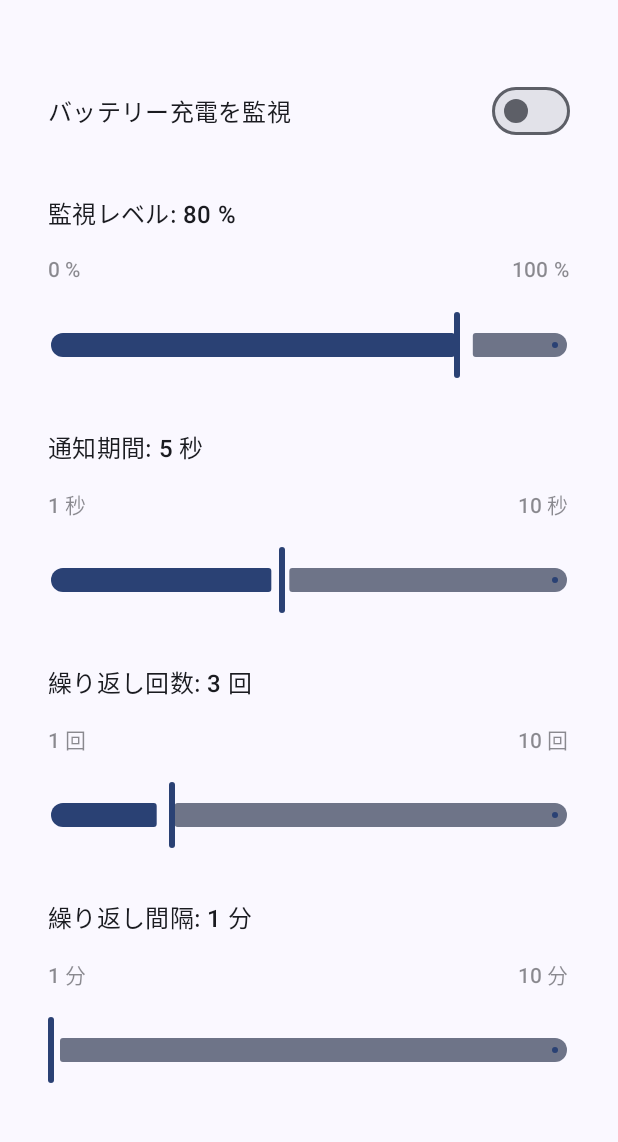
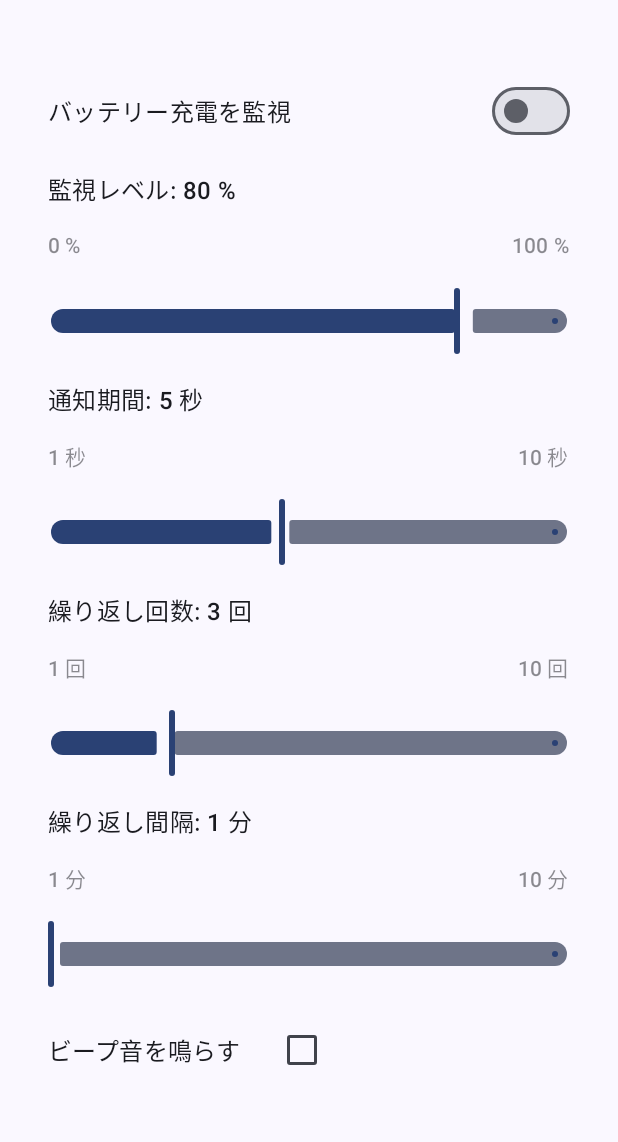
Before and after one commit to kino2718/BatteryChargeChecker, an Android app built with Jetpack Compose: the screen it shows after launch (MainActivity), on a phone screen of 412 x 824 dp, the part 69-1211 px from its top. Run offline under Robolectric (Android 15) with nearby library versions, the phone set to English and light mode, and no system bars.

Commit message:
ビープ音を鳴らせるよう修正。

```diff
--- a/app/src/main/java/com/example/batterychargechecker/AppSettings.kt
+++ b/app/src/main/java/com/example/batterychargechecker/AppSettings.kt
@@ -17,6 +17,8 @@ data class AppSettingsData(
     val notificationDuration: Int,
     val repeatCount: Int,
     val repeatInterval: Int,
+    val beepOn: Boolean,
+    val beepStreamType: Int,
 )
 
 class AppSettings private constructor(context: Context) {
@@ -40,6 +42,14 @@ class AppSettings private constructor(context: Context) {
 
     val repeatInterval = appContext.dataStore.data.map {
         it[PreferencesKeys.REPEAT_INTERVAL] ?: 1
+    }
+
+    val beepOn = appContext.dataStore.data.map {
+        it[PreferencesKeys.BEEP_ON] ?: false
+    }
+
+    val beepStreamType = appContext.dataStore.data.map {
+        it[PreferencesKeys.BEEP_STREAM_TYPE] ?: 0
     }
 
     suspend fun updateMonitorOn(on: Boolean) {
@@ -72,12 +82,26 @@ class AppSettings private constructor(context: Context) {
         }
     }
 
+    suspend fun updateBeepOn(on: Boolean) {
+        appContext.dataStore.edit {
+            it[PreferencesKeys.BEEP_ON] = on
+        }
+    }
+
+    suspend fun updateBeepStreamType(type: Int) {
+        appContext.dataStore.edit {
+            it[PreferencesKeys.BEEP_STREAM_TYPE] = type
+        }
+    }
+
     private object PreferencesKeys {
         val MONITOR_ON = booleanPreferencesKey("monitor_on")
         val TARGET_LEVEL = intPreferencesKey("target_level")
         val NOTIFICATION_DURATION = intPreferencesKey("notification_duration")
         val REPEAT_COUNT = intPreferencesKey("repeat_count")
         val REPEAT_INTERVAL = intPreferencesKey("repeat_interval")
+        val BEEP_ON = booleanPreferencesKey("beep_on")
+        val BEEP_STREAM_TYPE = intPreferencesKey("beep_stream_type")
     }
 
 
@@ -93,8 +117,14 @@ class AppSettings private constructor(context: Context) {
             targetLevel = targetLevel,
             notificationDuration = notificationDuration,
             repeatCount = repeatCount,
-            repeatInterval = repeatInterval
+            repeatInterval = repeatInterval,
+            beepOn = false,
+            beepStreamType = 0,
         )
+    }.combine(beepOn) { appSettingsData, beepOn ->
+        appSettingsData.copy(beepOn = beepOn)
+    }.combine(beepStreamType) { appSettingsData, beepStreamType ->
+        appSettingsData.copy(beepStreamType = beepStreamType)
     }
 
     companion object {
--- a/app/src/main/java/com/example/batterychargechecker/MainScreen.kt
+++ b/app/src/main/java/com/example/batterychargechecker/MainScreen.kt
@@ -7,9 +7,14 @@ import androidx.compose.foundation.layout.fillMaxSize
 import androidx.compose.foundation.layout.fillMaxWidth
 import androidx.compose.foundation.layout.padding
 import androidx.compose.foundation.rememberScrollState
+import androidx.compose.foundation.selection.selectable
+import androidx.compose.foundation.selection.selectableGroup
 import androidx.compose.foundation.verticalScroll
+import androidx.compose.material3.Checkbox
 import androidx.compose.material3.ExperimentalMaterial3Api
 import androidx.compose.material3.MaterialTheme
+import androidx.compose.material3.RadioButton
+import androidx.compose.material3.RadioButtonDefaults
 import androidx.compose.material3.Scaffold
 import androidx.compose.material3.Slider
 import androidx.compose.material3.SliderDefaults
@@ -24,6 +29,7 @@ import androidx.compose.ui.Modifier
 import androidx.compose.ui.draw.alpha
 import androidx.compose.ui.res.dimensionResource
 import androidx.compose.ui.res.stringResource
+import androidx.compose.ui.semantics.Role
 import androidx.lifecycle.compose.collectAsStateWithLifecycle
 import androidx.lifecycle.viewmodel.compose.viewModel
 import com.example.batterychargechecker.ui.theme.TextAlpha
@@ -66,9 +72,12 @@ private fun Contents(
 ) {
     Column(
         modifier = modifier
-            .padding(dimensionResource(id = R.dimen.padding_large))
+            .padding(
+                horizontal = dimensionResource(R.dimen.padding_large),
+                vertical = dimensionResource(R.dimen.padding_large)
+            )
             .verticalScroll(rememberScrollState()),
-        verticalArrangement = Arrangement.spacedBy(dimensionResource(id = R.dimen.padding_large))
+        verticalArrangement = Arrangement.spacedBy(dimensionResource(id = R.dimen.padding_medium))
     ) {
         val monitorOn by viewModel.monitorOn.collectAsStateWithLifecycle()
 
@@ -125,6 +134,28 @@ private fun Contents(
                 onValueChange = { viewModel.setRepeatInterval(it.roundToInt()) },
                 valueRange = 1f..10f,
                 steps = 8,
+            )
+        }
+
+        val beep by viewModel.beepOn.collectAsStateWithLifecycle()
+
+        MyCheckBox(
+            title = stringResource(R.string.beep),
+            checked = beep,
+            onCheckedChange = { viewModel.setBeepOn(it) },
+        )
+
+        val streamType by viewModel.beepStreamType.collectAsStateWithLifecycle()
+
+        if (beep) {
+            MyRadioGroup(
+                title = stringResource(R.string.stream),
+                entries = listOf(
+                    stringResource(R.string.alarm),
+                    stringResource(R.string.notification),
+                ),
+                selected = streamType,
+                onSelected = { viewModel.setBeepStreamType(it) },
             )
         }
     }
@@ -207,3 +238,75 @@ private fun MySlider(
         )
     }
 }
+
+@Composable
+private fun MyCheckBox(
+    title: String,
+    checked: Boolean,
+    onCheckedChange: (Boolean) -> Unit,
+    modifier: Modifier = Modifier,
+) {
+    Row(
+        modifier = modifier,
+        horizontalArrangement = Arrangement.spacedBy(dimensionResource(id = R.dimen.padding_medium)),
+        verticalAlignment = Alignment.CenterVertically
+    ) {
+        Text(
+            text = title,
+            style = MaterialTheme.typography.titleMedium
+        )
+        Checkbox(
+            checked = checked,
+            onCheckedChange = onCheckedChange,
+        )
+    }
+}
+
+@Composable
+private fun MyRadioGroup(
+    title: String,
+    entries: List<String>,
+    selected: Int,
+    onSelected: (Int) -> Unit,
+    modifier: Modifier = Modifier,
+) {
+    Row(
+        modifier = modifier
+            .selectableGroup(),
+        horizontalArrangement = Arrangement.spacedBy(dimensionResource(id = R.dimen.padding_medium))
+    ) {
+        Text(
+            text = title,
+            style = MaterialTheme.typography.titleMedium
+        )
+
+        entries.forEachIndexed { index, text ->
+            Row(
+                Modifier
+                    .selectable(
+                        selected = (index == selected),
+                        onClick = {
+                            onSelected(index)
+                        },
+                        role = Role.RadioButton
+                    ),
+                horizontalArrangement = Arrangement.spacedBy(
+                    dimensionResource(id = R.dimen.padding_medium)
+                ),
+                verticalAlignment = Alignment.CenterVertically
+            ) {
+                RadioButton(
+                    selected = (index == selected),
+                    onClick = null, // null recommended for accessibility with screen readers
+                    colors = RadioButtonDefaults.colors(
+                        selectedColor = MaterialTheme.colorScheme.tertiary
+                    )
+                )
+                Text(
+                    text = text,
+                    style = MaterialTheme.typography.titleMedium
+                )
+            }
+        }
+    }
+}
--- a/app/src/main/java/com/example/batterychargechecker/MainViewModel.kt
+++ b/app/src/main/java/com/example/batterychargechecker/MainViewModel.kt
@@ -59,6 +59,24 @@ class MainViewModel(app: Application) : AndroidViewModel(app) {
         }
     }
 
+    val beepOn =
+        appSettings.beepOn.stateIn(viewModelScope, SharingStarted.Eagerly, false)
+
+    fun setBeepOn(b: Boolean) {
+        viewModelScope.launch {
+            appSettings.updateBeepOn(b)
+        }
+    }
+
+    val beepStreamType =
+        appSettings.beepStreamType.stateIn(viewModelScope, SharingStarted.Eagerly, 0)
+
+    fun setBeepStreamType(type: Int) {
+        viewModelScope.launch {
+            appSettings.updateBeepStreamType(type)
+        }
+    }
+
     fun bindMyService() {
         Log.d(TAG, "bindMyService")
         val i = Intent(appContext, MyService::class.java)
--- a/app/src/main/res/values/strings.xml
+++ b/app/src/main/res/values/strings.xml
@@ -13,6 +13,10 @@
     <string name="repeat_interval">繰り返し間隔: %1d 分</string>
     <string name="repeat_interval_min">1 分</string>
     <string name="repeat_interval_max">10 分</string>
+    <string name="beep">"ビープ音を鳴らす"</string>
+    <string name="stream">"ストリーム："</string>
+    <string name="alarm">"アラーム"</string>
+    <string name="notification">"通知"</string>
     <string name="service_description">
         Battery Charge Checker はバッテリーレベルの監視と通知を行うためにフォアグランドサービスを使用しています。
     </string>
```
Also changed, not shown: app/src/main/java/com/example/batterychargechecker/BatteryCheck.kt (+12 -1 lines).
